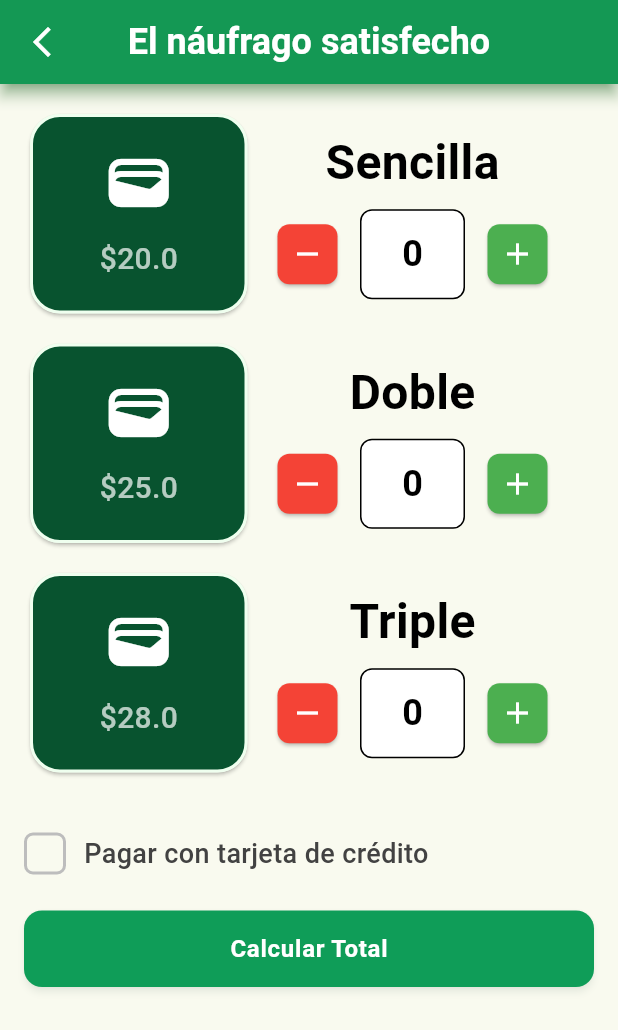
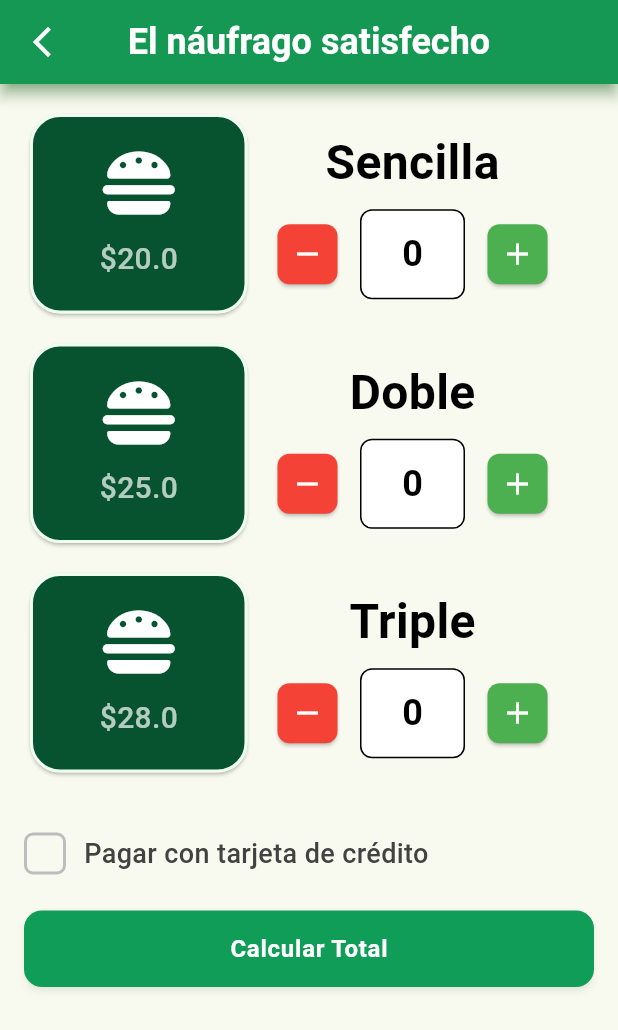
Before and after one commit to vieerr/saint-roche-atomic-design, a Flutter app: the screen it shows after launch, after a tap on "Hamburguesa", on a phone screen of 412 x 824 dp. Shown: the top 1030 px of the screen. Run offline on Flutter 3.47's test engine with Material 3 defaults, Android fonts, the phone set to English and light mode, and no system bars; our stand-ins replace font_awesome_flutter.

Commit message:
feat(hamburger): 🎸 improve burger icons and home icon
Use Font Awesome Icon format

```diff
--- a/lib/hamburger/view/ham_screen.dart
+++ b/lib/hamburger/view/ham_screen.dart
@@ -1,4 +1,5 @@
 import 'package:flutter/material.dart';
+import 'package:font_awesome_flutter/font_awesome_flutter.dart';
 import 'package:saint_roche_atomic_design/commons/widgets/error_mesage.dart';
 import 'package:saint_roche_atomic_design/commons/widgets/ultra_button.dart';
 import 'package:saint_roche_atomic_design/hamburger/controller/ham_controller.dart';
@@ -66,12 +67,17 @@ class _HamburgerScreenState extends State<HamburgerScreen> {
             for (int i = 0; i < hamCtrl.hamburgers.length; i++) ...[
               HamburgerSelector(
                 hamItem: hamCtrl.hamburgers[i],
-                icon: Icons.wallet,
+                icon: FaIcon(
+                  FontAwesomeIcons.burger,
+                  size: 48,
+                  color: Colors.white,
+                ),
                 onIncrement: () => _incrementQty(hamCtrl.hamburgers[i]),
                 onDecrement: () => _decrementQty(hamCtrl.hamburgers[i]),
               ),
               SizedBox(height: 12,),
             ],
+
             SizedBox(height: 16,),
             HamburgerCheckbox(
               label: "Pagar con tarjeta de crédito",
--- a/lib/hamburger/widgets/hamburger_card.dart
+++ b/lib/hamburger/widgets/hamburger_card.dart
@@ -1,8 +1,9 @@
 import 'package:flutter/material.dart';
+import 'package:font_awesome_flutter/font_awesome_flutter.dart';
 import 'package:saint_roche_atomic_design/commons/styles/colors.dart';
 
 class HamburgerCard extends StatelessWidget {
-  final IconData icon;
+  final FaIcon icon;
   final String price;
 
   const HamburgerCard({
@@ -30,11 +31,7 @@ class HamburgerCard extends StatelessWidget {
         ),
         child: Column(
           children: [
-            Icon(
-              icon,
-              size: 48,
-              color: Colors.white,
-            ),
+            icon,
             SizedBox(height: 12),
              Text(
                price,
--- a/lib/hamburger/widgets/hamburger_selector.dart
+++ b/lib/hamburger/widgets/hamburger_selector.dart
@@ -1,11 +1,12 @@
 import 'package:flutter/material.dart';
+import 'package:font_awesome_flutter/font_awesome_flutter.dart';
 import 'package:saint_roche_atomic_design/hamburger/model/ham_model.dart';
 import 'package:saint_roche_atomic_design/hamburger/widgets/counter.dart';
 import 'package:saint_roche_atomic_design/hamburger/widgets/hamburger_card.dart';
 
 class HamburgerSelector extends StatelessWidget {
   final HamburgerModel hamItem;
-  final IconData icon;
+  final FaIcon icon;
   final VoidCallback onIncrement;
   final VoidCallback onDecrement;
 
--- a/lib/home.dart
+++ b/lib/home.dart
@@ -27,7 +27,7 @@ class Home extends StatelessWidget {
             onClick:  () => Navigator.pushNamed(context, '/'),
           ),
           HomeButton(
-            icon: Icons.home,
+            icon: Icons.fastfood,
             title: "Hamburguesa",
             onClick: () => Navigator.pushNamed(context, '/hamburger'),
           ),
```
